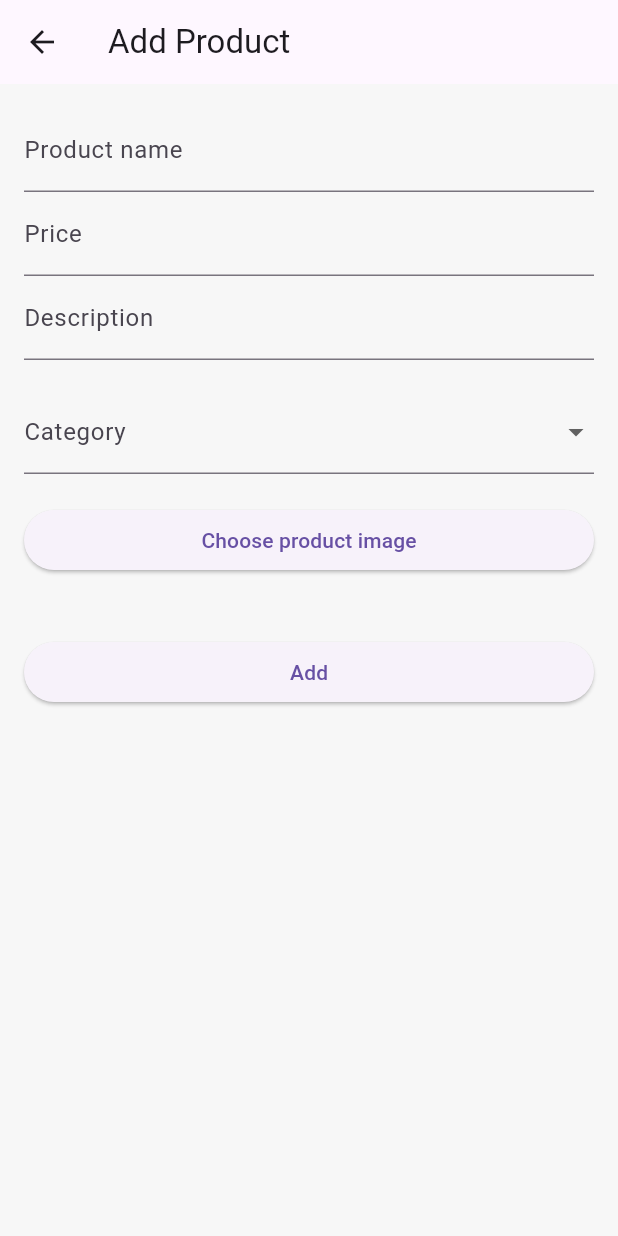
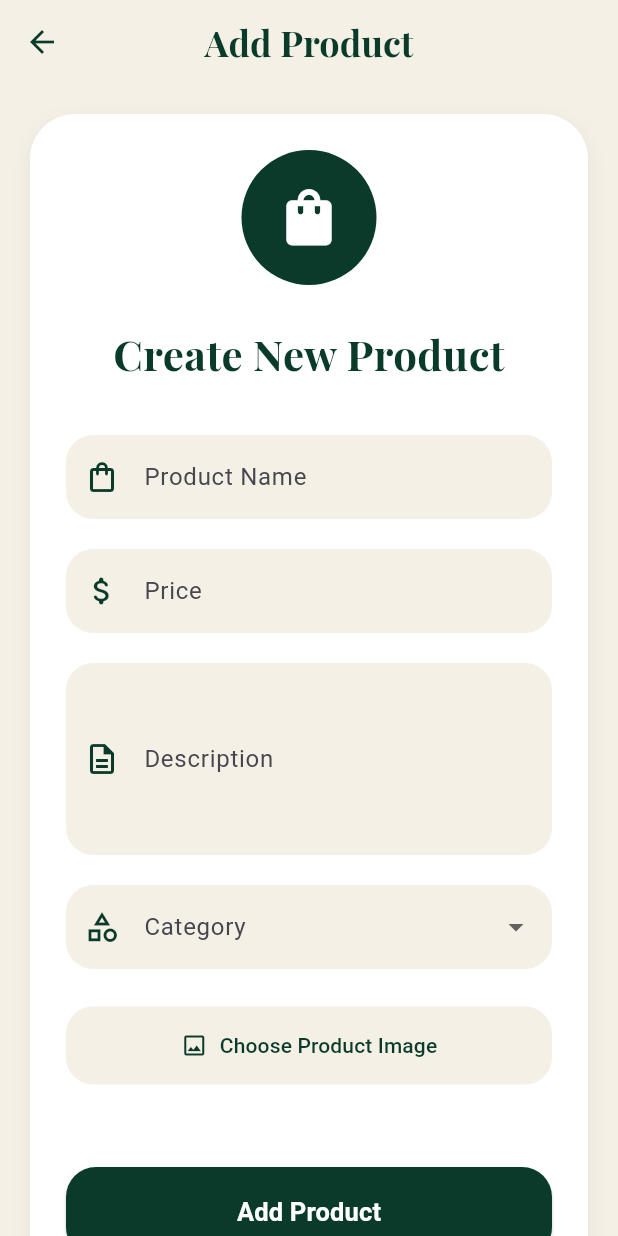
Before and after one commit to chahdabdeljawad/plateforme-anti-gaspillage, a Flutter app: the AddProductPage screen opened directly, on a phone screen of 412 x 824 dp. Run offline on Flutter 3.47's test engine with Material 3 defaults, Android fonts, the phone set to English and light mode, and no system bars; our stand-ins replace carousel_slider, flutter_map, geocoding, geolocator, google_fonts, image_picker and 3 more; accounts and stored records are empty; project files that could hold a hidden picture were left out.

Commit message:
feat: enhance Add Product page UI and functionality; improve form validation and loading state

```diff
--- a/lib/screens/addproductpage.dart
+++ b/lib/screens/addproductpage.dart
@@ -18,7 +18,11 @@
 
   File? selectedImage;
 
-  // نفس categories الموجودة في CategoriesPage
+  bool isLoading = false;
+
+  static const Color primaryColor = Color(0xFF0A3B2A);
+  static const Color backgroundColor = Color(0xFFF5F0E6);
+
   final List<String> categories = [
     "Carrefour",
     "MG",
@@ -38,9 +42,7 @@
   Future<void> pickImage() async {
     final picker = ImagePicker();
 
-    final picked = await picker.pickImage(
-      source: ImageSource.gallery,
-    );
+    final picked = await picker.pickImage(source: ImageSource.gallery);
 
     if (picked != null) {
       setState(() {
@@ -53,12 +55,19 @@
     final prefs = await SharedPreferences.getInstance();
     final token = prefs.getString("token");
 
-    if (selectedCategory == null) {
-      ScaffoldMessenger.of(context).showSnackBar(
-        const SnackBar(content: Text("Choose a category")),
-      );
+    if (nameController.text.isEmpty ||
+        priceController.text.isEmpty ||
+        descController.text.isEmpty ||
+        selectedCategory == null) {
+      ScaffoldMessenger.of(
+        context,
+      ).showSnackBar(const SnackBar(content: Text("Please fill all fields")));
       return;
     }
+
+    setState(() {
+      isLoading = true;
+    });
 
     final result = await ApiService.addProduct(
       token!,
@@ -66,65 +75,157 @@
       priceController.text,
       descController.text,
       selectedCategory!,
-      // بعدين نزيد image في backend
     );
 
-    if (result["success"]) {
-      ScaffoldMessenger.of(context).showSnackBar(
-        const SnackBar(content: Text("Product added ✅")),
-      );
+    setState(() {
+      isLoading = false;
+    });
+
+    final bool success = result["success"] ?? false;
+
+    if (success) {
+      ScaffoldMessenger.of(
+        context,
+      ).showSnackBar(const SnackBar(content: Text("Product added ✅")));
+
       Navigator.pop(context);
     } else {
-      ScaffoldMessenger.of(context).showSnackBar(
-        SnackBar(content: Text(result["message"] ?? "Error")),
-      );
+      ScaffoldMessenger.of(
+        context,
+      ).showSnackBar(SnackBar(content: Text(result["message"] ?? "Error")));
     }
   }
 
   @override
   Widget build(BuildContext context) {
     return Scaffold(
+      backgroundColor: backgroundColor,
+
       appBar: AppBar(
-        title: const Text("Add Product"),
+        elevation: 0,
+        centerTitle: true,
+        backgroundColor: backgroundColor,
+
+        iconTheme: const IconThemeData(color: primaryColor),
+
+        title: const Text(
+          "Add Product",
+          style: TextStyle(
+            color: primaryColor,
+            fontWeight: FontWeight.bold,
+            fontSize: 24,
+            fontFamily: 'PlayfairDisplay',
           ),
-      body: Padding(
-        padding: const EdgeInsets.all(16),
-        child: ListView(
-          children: [
-            TextField(
-              controller: nameController,
-              decoration: const InputDecoration(
-                labelText: "Product name",
         ),
       ),
 
-            TextField(
-              controller: priceController,
-              decoration: const InputDecoration(
-                labelText: "Price",
+      body: SafeArea(
+        child: SingleChildScrollView(
+          padding: const EdgeInsets.all(20),
+
+          child: Container(
+            padding: const EdgeInsets.all(24),
+
+            decoration: BoxDecoration(
+              color: Colors.white,
+
+              borderRadius: BorderRadius.circular(30),
+
+              boxShadow: [
+                BoxShadow(
+                  color: Colors.black.withValues(alpha: 0.06),
+                  blurRadius: 10,
+                  offset: const Offset(0, 4),
+                ),
+              ],
+            ),
+
+            child: Column(
+              crossAxisAlignment: CrossAxisAlignment.start,
+
+              children: [
+                const Center(
+                  child: CircleAvatar(
+                    radius: 45,
+                    backgroundColor: primaryColor,
+
+                    child: Icon(
+                      Icons.shopping_bag_rounded,
+                      color: Colors.white,
+                      size: 45,
+                    ),
                   ),
                 ),
 
-            TextField(
-              controller: descController,
-              decoration: const InputDecoration(
-                labelText: "Description",
+                const SizedBox(height: 25),
+
+                const Center(
+                  child: Text(
+                    "Create New Product",
+                    style: TextStyle(
+                      fontSize: 28,
+                      fontWeight: FontWeight.bold,
+                      fontFamily: 'PlayfairDisplay',
+                      color: primaryColor,
                     ),
+                  ),
+                ),
+
+                const SizedBox(height: 35),
+
+                // PRODUCT NAME
+                buildTextField(
+                  controller: nameController,
+                  label: "Product Name",
+                  icon: Icons.shopping_bag_outlined,
                 ),
 
                 const SizedBox(height: 20),
 
+                // PRICE
+                buildTextField(
+                  controller: priceController,
+                  label: "Price",
+                  icon: Icons.attach_money_rounded,
+                ),
+
+                const SizedBox(height: 20),
+
+                // DESCRIPTION
+                buildTextField(
+                  controller: descController,
+                  label: "Description",
+                  icon: Icons.description_outlined,
+                  maxLines: 4,
+                ),
+
+                const SizedBox(height: 20),
+
+                // CATEGORY
                 DropdownButtonFormField<String>(
                   value: selectedCategory,
-              decoration: const InputDecoration(
+
+                  decoration: InputDecoration(
                     labelText: "Category",
+
+                    prefixIcon: const Icon(
+                      Icons.category_outlined,
+                      color: primaryColor,
                     ),
+
+                    filled: true,
+                    fillColor: backgroundColor,
+
+                    border: OutlineInputBorder(
+                      borderRadius: BorderRadius.circular(18),
+                      borderSide: BorderSide.none,
+                    ),
+                  ),
+
                   items: categories.map((cat) {
-                return DropdownMenuItem(
-                  value: cat,
-                  child: Text(cat),
-                );
+                    return DropdownMenuItem(value: cat, child: Text(cat));
                   }).toList(),
+
                   onChanged: (value) {
                     setState(() {
                       selectedCategory = value;
@@ -132,28 +233,117 @@
                   },
                 ),
 
+                const SizedBox(height: 25),
+
+                // IMAGE BUTTON
+                SizedBox(
+                  width: double.infinity,
+
+                  child: ElevatedButton.icon(
+                    onPressed: pickImage,
+
+                    icon: const Icon(Icons.image_outlined),
+
+                    label: const Text("Choose Product Image"),
+
+                    style: ElevatedButton.styleFrom(
+                      backgroundColor: backgroundColor,
+                      foregroundColor: primaryColor,
+
+                      elevation: 0,
+
+                      padding: const EdgeInsets.symmetric(vertical: 16),
+
+                      shape: RoundedRectangleBorder(
+                        borderRadius: BorderRadius.circular(18),
+                      ),
+                    ),
+                  ),
+                ),
+
                 const SizedBox(height: 20),
 
-            ElevatedButton(
-              onPressed: pickImage,
-              child: const Text("Choose product image"),
+                // IMAGE PREVIEW
+                if (selectedImage != null)
+                  ClipRRect(
+                    borderRadius: BorderRadius.circular(20),
+
+                    child: Image.file(
+                      selectedImage!,
+                      height: 200,
+                      width: double.infinity,
+                      fit: BoxFit.cover,
+                    ),
                   ),
 
-            const SizedBox(height: 10),
+                const SizedBox(height: 35),
 
-            if (selectedImage != null)
-              Image.file(
-                selectedImage!,
-                height: 150,
+                // ADD BUTTON
+                SizedBox(
+                  width: double.infinity,
+
+                  child: isLoading
+                      ? const Center(
+                          child: CircularProgressIndicator(color: primaryColor),
+                        )
+                      : ElevatedButton(
+                          onPressed: addProduct,
+
+                          style: ElevatedButton.styleFrom(
+                            backgroundColor: primaryColor,
+                            foregroundColor: Colors.white,
+
+                            padding: const EdgeInsets.symmetric(vertical: 18),
+
+                            shape: RoundedRectangleBorder(
+                              borderRadius: BorderRadius.circular(20),
+                            ),
                           ),
 
-            const SizedBox(height: 30),
-
-            ElevatedButton(
-              onPressed: addProduct,
-              child: const Text("Add"),
+                          child: const Text(
+                            "Add Product",
+                            style: TextStyle(
+                              fontSize: 17,
+                              fontWeight: FontWeight.bold,
+                            ),
+                          ),
+                        ),
                 ),
               ],
+            ),
+          ),
+        ),
+      ),
+    );
+  }
+
+  Widget buildTextField({
+    required TextEditingController controller,
+    required String label,
+    required IconData icon,
+    int maxLines = 1,
+  }) {
+    return TextField(
+      controller: controller,
+      maxLines: maxLines,
+
+      decoration: InputDecoration(
+        labelText: label,
+
+        prefixIcon: Icon(icon, color: primaryColor),
+
+        filled: true,
+        fillColor: backgroundColor,
+
+        border: OutlineInputBorder(
+          borderRadius: BorderRadius.circular(18),
+          borderSide: BorderSide.none,
+        ),
+
+        focusedBorder: OutlineInputBorder(
+          borderRadius: BorderRadius.circular(18),
+
+          borderSide: const BorderSide(color: primaryColor, width: 2),
         ),
       ),
     );
```
Lines whose indentation alone changed are shown as unchanged.
